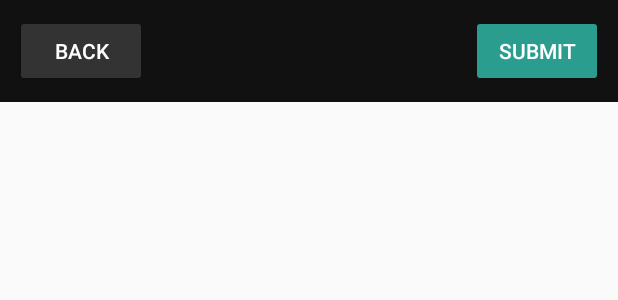
After one commit to makarbasi/gaze, an Android app: the layout item_camera_picker_actions.xml on its own in the app's theme, with its tools: preview values and no code run, on a phone screen of 412 x 824 dp. The commit adds this screen. Shown: the top 300 px of the screen. Run offline under Robolectric (Android 15) with nearby library versions, the phone set to English and light mode, and no system bars; network calls fail.

Commit message:
sele ting the camera 3

```diff
--- /dev/null
+++ b/app/src/main/res/layout/item_camera_picker_actions.xml
@@ -0,0 +1,32 @@
+<?xml version="1.0" encoding="utf-8"?>
+<LinearLayout xmlns:android="http://schemas.android.com/apk/res/android"
+    android:layout_width="match_parent"
+    android:layout_height="wrap_content"
+    android:orientation="horizontal"
+    android:gravity="center_vertical"
+    android:background="#111111"
+    android:padding="10dp"
+    android:layout_marginBottom="12dp">
+
+    <Button
+        android:id="@+id/camera_picker_inline_back"
+        android:layout_width="wrap_content"
+        android:layout_height="wrap_content"
+        android:text="@string/back"
+        android:textColor="@android:color/white"
+        android:backgroundTint="#333333" />
+
+    <View
+        android:layout_width="0dp"
+        android:layout_height="0dp"
+        android:layout_weight="1" />
+
+    <Button
+        android:id="@+id/camera_picker_inline_submit"
+        android:layout_width="wrap_content"
+        android:layout_height="wrap_content"
+        android:text="@string/use_this_camera"
+        android:textColor="@android:color/white"
+        android:backgroundTint="#2A9D8F" />
+
+</LinearLayout>
```
Also changed, not shown: app/src/main/java/org/tensorflow/lite/examples/gaze_estimation/CameraPickerActivity.java (+24 -4 lines).
